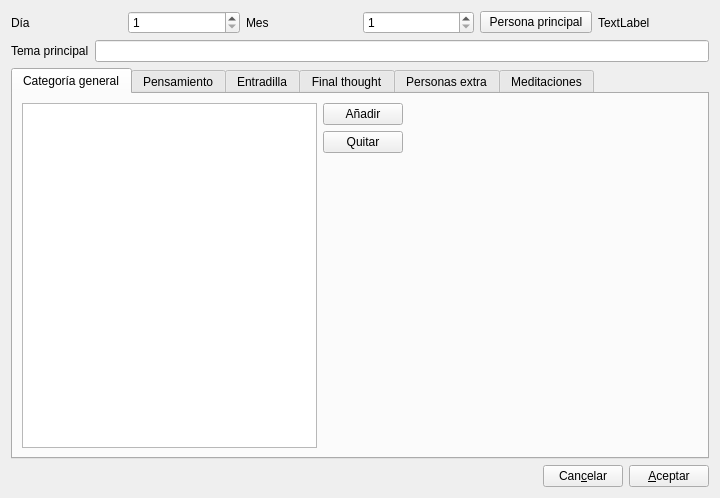
Qt form gui/dlganneenuevo.ui (rogorido/qtpredicadores) before a commit.
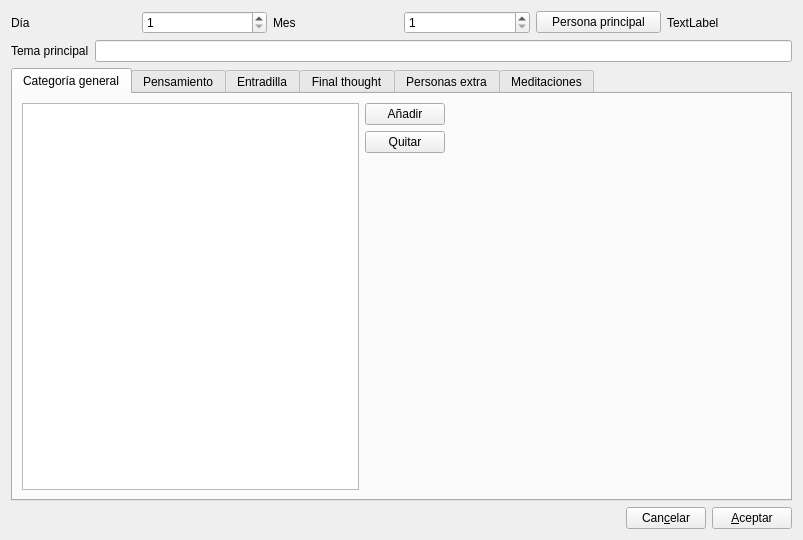
The same form after that commit.

Commit message: Menores de GUI

```diff
--- a/gui/dlganneenuevo.ui
+++ b/gui/dlganneenuevo.ui
@@ -6,10 +6,16 @@
    <rect>
     <x>0</x>
     <y>0</y>
-    <width>720</width>
-    <height>498</height>
+    <width>803</width>
+    <height>540</height>
    </rect>
   </property>
+  <property name="minimumSize">
+   <size>
+    <width>803</width>
+    <height>540</height>
+   </size>
+  </property>
   <property name="windowTitle">
    <string>Form</string>
   </property>
```
The commit also changes 3 other files.
